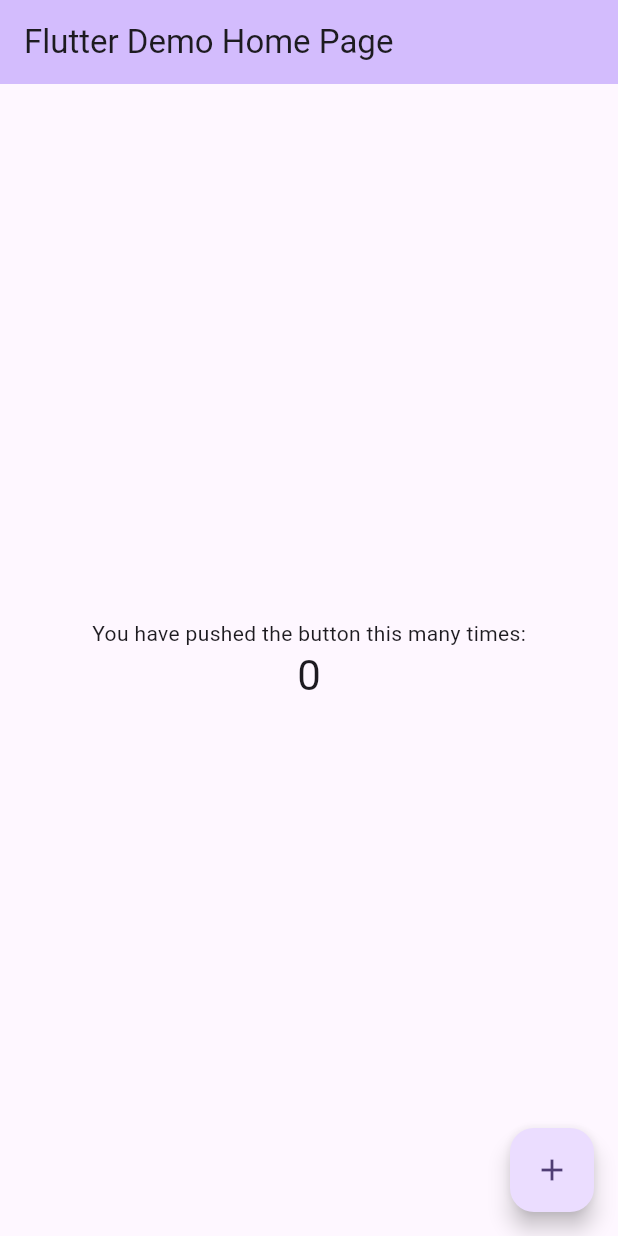
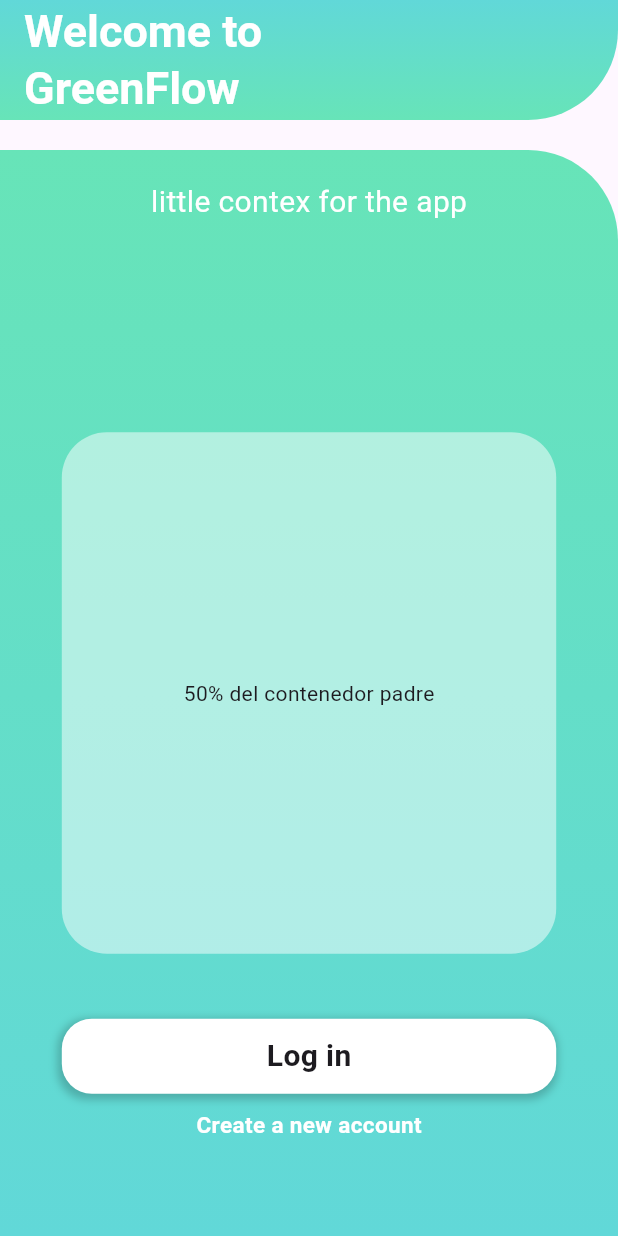
Before and after one commit to DanielSupe/Green-Flow, a Flutter app: the screen it shows after launch, on a phone screen of 412 x 824 dp. Run offline on Flutter 3.47's test engine with Material 3 defaults, Android fonts, the phone set to English and light mode, and no system bars; our stand-ins replace go_router.

Commit message:
initial page

```diff
--- /dev/null
+++ b/lib/constants/theme.dart
@@ -0,0 +1,15 @@
+import 'package:flutter/material.dart';
+
+const LinearGradient kPrimaryGradient = LinearGradient(
+  colors: [Color(0xFF61D8D8), Color(0xFF67E4B8)], // 🎨 Definir colores
+  begin: Alignment.topCenter, // 📌 Inicia en la parte superior
+  end: Alignment.bottomCenter, // 📌 Termina en la parte inferior
+);
+
+const LinearGradient kPrimaryGradientBody= LinearGradient(
+  colors: [Color(0xFF67E4B8), Color(0xFF61D8D8)], // 🔄 Colores invertidos
+  begin: Alignment.topCenter, // 📌 Inicia en la parte superior
+  end: Alignment.bottomCenter, // 📌 Termina en la parte inferior
+);
+
+const Color primaryColor = Color(0xFF67E4B9);
--- a/lib/main.dart
+++ b/lib/main.dart
@@ -1,4 +1,5 @@
 import 'package:flutter/material.dart';
+import 'package:greenflow/routes/all_routes.dart';
 
 void main() {
   runApp(const MyApp());
@@ -7,116 +8,15 @@ void main() {
 class MyApp extends StatelessWidget {
   const MyApp({super.key});
 
-  // This widget is the root of your application.
   @override
   Widget build(BuildContext context) {
-    return MaterialApp(
-      title: 'Flutter Demo',
+    return MaterialApp.router(
+      debugShowCheckedModeBanner: false, // Oculta la marca de debug
+      title: 'GreenFlow',
+      routerConfig: routes,
       theme: ThemeData(
-        // This is the theme of your application.
-        //
-        // TRY THIS: Try running your application with "flutter run". You'll see
-        // the application has a purple toolbar. Then, without quitting the app,
-        // try changing the seedColor in the colorScheme below to Colors.green
-        // and then invoke "hot reload" (save your changes or press the "hot
-        // reload" button in a Flutter-supported IDE, or press "r" if you used
-        // the command line to start the app).
-        //
-        // Notice that the counter didn't reset back to zero; the application
-        // state is not lost during the reload. To reset the state, use hot
-        // restart instead.
-        //
-        // This works for code too, not just values: Most code changes can be
-        // tested with just a hot reload.
-        colorScheme: ColorScheme.fromSeed(seedColor: Colors.deepPurple),
+        primarySwatch: Colors.blue,
       ),
-      home: const MyHomePage(title: 'Flutter Demo Home Page'),
     );
   }
 }
-
-class MyHomePage extends StatefulWidget {
-  const MyHomePage({super.key, required this.title});
-
-  // This widget is the home page of your application. It is stateful, meaning
-  // that it has a State object (defined below) that contains fields that affect
-  // how it looks.
-
-  // This class is the configuration for the state. It holds the values (in this
-  // case the title) provided by the parent (in this case the App widget) and
-  // used by the build method of the State. Fields in a Widget subclass are
-  // always marked "final".
-
-  final String title;
-
-  @override
-  State<MyHomePage> createState() => _MyHomePageState();
-}
-
-class _MyHomePageState extends State<MyHomePage> {
-  int _counter = 0;
-
-  void _incrementCounter() {
-    setState(() {
-      // This call to setState tells the Flutter framework that something has
-      // changed in this State, which causes it to rerun the build method below
-      // so that the display can reflect the updated values. If we changed
-      // _counter without calling setState(), then the build method would not be
-      // called again, and so nothing would appear to happen.
-      _counter++;
-    });
-  }
-
-  @override
-  Widget build(BuildContext context) {
-    // This method is rerun every time setState is called, for instance as done
-    // by the _incrementCounter method above.
-    //
-    // The Flutter framework has been optimized to make rerunning build methods
-    // fast, so that you can just rebuild anything that needs updating rather
-    // than having to individually change instances of widgets.
-    return Scaffold(
-      appBar: AppBar(
-        // TRY THIS: Try changing the color here to a specific color (to
-        // Colors.amber, perhaps?) and trigger a hot reload to see the AppBar
-        // change color while the other colors stay the same.
-        backgroundColor: Theme.of(context).colorScheme.inversePrimary,
-        // Here we take the value from the MyHomePage object that was created by
-        // the App.build method, and use it to set our appbar title.
-        title: Text(widget.title),
-      ),
-      body: Center(
-        // Center is a layout widget. It takes a single child and positions it
-        // in the middle of the parent.
-        child: Column(
-          // Column is also a layout widget. It takes a list of children and
-          // arranges them vertically. By default, it sizes itself to fit its
-          // children horizontally, and tries to be as tall as its parent.
-          //
-          // Column has various properties to control how it sizes itself and
-          // how it positions its children. Here we use mainAxisAlignment to
-          // center the children vertically; the main axis here is the vertical
-          // axis because Columns are vertical (the cross axis would be
-          // horizontal).
-          //
-          // TRY THIS: Invoke "debug painting" (choose the "Toggle Debug Paint"
-          // action in the IDE, or press "p" in the console), to see the
-          // wireframe for each widget.
-          mainAxisAlignment: MainAxisAlignment.center,
-          children: <Widget>[
-            const Text('You have pushed the button this many times:'),
-            Text(
-              '$_counter',
-              style: Theme.of(context).textTheme.headlineMedium,
-            ),
-          ],
-        ),
-      ),
-      floatingActionButton: FloatingActionButton(
-        onPressed: _incrementCounter,
-        tooltip: 'Increment',
-        child: const Icon(Icons.add),
-      ), // This trailing comma makes auto-formatting nicer for build methods.
-    );
-  }
-}
--- /dev/null
+++ b/lib/presentation/Screens/HomeScreen.dart
@@ -0,0 +1,97 @@
+import 'package:flutter/material.dart';
+import 'package:go_router/go_router.dart';
+import 'package:greenflow/constants/theme.dart';
+import 'package:greenflow/presentation/Widgets/AppBar.dart';
+
+class Homescreen extends StatelessWidget {
+  const Homescreen({super.key});
+
+  @override
+  Widget build(BuildContext context) {
+    return Scaffold(
+      appBar: AppBarGreenFlow(title: "Welcome to \nGreenFlow"),
+      body: Container(
+        width: double.infinity,
+        margin: EdgeInsets.only(top: 20),
+        decoration: BoxDecoration(
+          gradient: kPrimaryGradientBody,
+          borderRadius: BorderRadius.only(topRight: Radius.circular(60)),
+        ),
+        child: Column(
+          children: [
+            Expanded(child: Container(margin: EdgeInsets.only(top: 20),child: Text("little contex for the app", style: TextStyle(color: Colors.white, fontSize: 20),))),
+            Expanded(
+              flex: 3,
+              child: Container(
+                alignment: Alignment.center,
+                width: double.infinity,
+                // decoration: BoxDecoration(border: Border.all(width: 2)), //-----------BORDER PARA DEBUG--------------------
+                child: FractionallySizedBox(
+                  heightFactor: 0.8, // 🔹 50% de la altura del padre
+                  widthFactor: 0.8, // 🔹 100% del ancho del padre
+                  child: Container(
+                    decoration: BoxDecoration(color: Colors.white.withOpacity(0.5), borderRadius: BorderRadius.all(Radius.circular(30))),
+                    child: Center(child: Text("50% del contenedor padre")),
+                  ),
+                ),
+              ),
+            ),
+            Expanded(
+              child: Column(
+                children: [
+                  GestureDetector(
+                    onTap: () {
+                      context.push("/login");
+                    },
+                    child: Container(
+                      alignment: Alignment.center,
+                      width: MediaQuery.of(context).size.width * 0.8,
+                      height: 50,
+                      decoration: BoxDecoration(
+                        color: Colors.white,
+                        borderRadius: BorderRadius.all(Radius.circular(20)),
+                        boxShadow: [
+                          BoxShadow(
+                            color: Colors.black.withOpacity(
+                              0.2,
+                            ), // 🔹 Color de la sombra con transparencia
+                            blurRadius: 4, // 🔹 Difuminado
+                            spreadRadius: 2, // 🔹 Expansión
+                            offset: Offset(-1, 2), // 🔹 Desplazamiento en X e Y
+                          ),
+                        ],
+                      ),
+                      child: Text(
+                        "Log in",
+                        style: TextStyle(
+                          fontWeight: FontWeight.bold,
+                          fontSize: 20,
+                        ),
+                      ),
+                    ),
+                  ),
+                  GestureDetector(
+                    onTap: () {
+                      context.push("/register");
+                    },
+                    child: Container(
+                      margin: EdgeInsets.only(top: 10),
+                      child: Text(
+                        "Create a new account",
+                        style: TextStyle(
+                          color: Colors.white,
+                          fontWeight: FontWeight.bold,
+                          fontSize: 15,
+                        ),
+                      ),
+                    ),
+                  ),
+                ],
+              ),
+            ),
+          ],
+        ),
+      ),
+    );
+  }
+}
--- /dev/null
+++ b/lib/presentation/Screens/LoginScreen.dart
@@ -0,0 +1,19 @@
+import 'package:flutter/material.dart';
+import 'package:greenflow/constants/theme.dart';
+import 'package:greenflow/presentation/Widgets/HeagerPage.dart';
+
+class Loginscreen extends StatelessWidget {
+  const Loginscreen({super.key});
+
+  @override
+  Widget build(BuildContext context) {
+    return Scaffold(
+      body: Column(
+        children: [
+          HeaderPage(text: "Login",),
+          Expanded(child: Container(decoration: BoxDecoration(color: primaryColor, borderRadius: BorderRadius.only(topRight: Radius.circular(90)),)))
+        ],
+      ),
+    );
+  }
+}
--- /dev/null
+++ b/lib/presentation/Screens/RegisterScreen.dart
@@ -0,0 +1,19 @@
+import 'package:flutter/material.dart';
+import 'package:greenflow/constants/theme.dart';
+import 'package:greenflow/presentation/Widgets/HeagerPage.dart';
+
+class Registerscreen extends StatelessWidget {
+  const Registerscreen({super.key});
+
+  @override
+  Widget build(BuildContext context) {
+    return Scaffold(
+      body: Column(
+        children: [
+          HeaderPage(text: "Register",),
+          Expanded(child: Container(decoration: BoxDecoration(color: primaryColor, borderRadius: BorderRadius.only(topRight: Radius.circular(90)),)))
+        ],
+      )
+    );
+  }
+}
--- /dev/null
+++ b/lib/presentation/Widgets/AppBar.dart
@@ -0,0 +1,45 @@
+import 'package:flutter/material.dart';
+import 'package:greenflow/constants/theme.dart';
+
+class AppBarGreenFlow extends StatelessWidget implements PreferredSizeWidget { // 🔥 Implementa PreferredSizeWidget
+  final String title;
+
+  const AppBarGreenFlow({super.key, required this.title});
+
+
+
+  @override
+  Widget build(BuildContext context) {
+    return AppBar(
+      title: FittedBox(
+        fit: BoxFit.scaleDown, // 📌 Reduce el tamaño si es necesario
+        child: Center(
+          child: Text(
+            title,
+            style: TextStyle(
+              color: Colors.white,
+              fontSize: 30,
+              fontWeight: FontWeight.bold
+            ),
+          ),
+        ),
+      ),
+      toolbarHeight: 80,
+      flexibleSpace: Container(
+        decoration: BoxDecoration(
+          gradient: kPrimaryGradient,
+          borderRadius: BorderRadius.only(bottomRight: Radius.circular(60)),
+        ),
+      ),
+      shape: RoundedRectangleBorder(
+        borderRadius: BorderRadius.vertical(
+          bottom: Radius.circular(30), // 📌 Bordes redondeados
+        ),
+      ),
+    );
+  }
+
+  // ✅ Definir el tamaño preferido
+  @override
+  Size get preferredSize => const Size.fromHeight(80); // 📌 Coincide con toolbarHeight
+}
--- /dev/null
+++ b/lib/presentation/Widgets/HeagerPage.dart
@@ -0,0 +1,38 @@
+import 'package:flutter/material.dart';
+import 'package:greenflow/constants/theme.dart';
+
+
+class HeaderPage extends StatelessWidget {
+  final String text;
+  const HeaderPage({super.key, required this.text});
+
+  @override
+  Widget build(BuildContext context) {
+    return Container(
+            margin: EdgeInsets.only(bottom: 30),
+            alignment: Alignment.bottomRight,
+            width: double.infinity,
+            height: 160,
+            // decoration: BoxDecoration(border: Border.all(width: 2)), //------border------
+            child: Container(
+              height: 75,
+              width: MediaQuery.of(context).size.width * 0.7,
+              decoration: BoxDecoration(color: primaryColor, borderRadius: BorderRadius.only(topLeft: Radius.circular(50),bottomLeft: Radius.circular(50))),
+              child:  FittedBox(
+        fit: BoxFit.scaleDown, // 📌 Reduce el tamaño si es necesario
+                child: Center(
+                  child: Text(
+                      text
+                    ,
+                    style: TextStyle(
+                      color: Colors.white,
+                      fontSize: 30,
+                      fontWeight: FontWeight.bold
+                    ),
+                  ),
+                ),
+              ),
+            ),
+          );
+  }
+}
--- /dev/null
+++ b/lib/routes/all_routes.dart
@@ -0,0 +1,63 @@
+import 'package:flutter/material.dart';
+import 'package:go_router/go_router.dart';
+import 'package:greenflow/presentation/Screens/HomeScreen.dart';
+import 'package:greenflow/presentation/Screens/LoginScreen.dart';
+import 'package:greenflow/presentation/Screens/RegisterScreen.dart';
+
+
+final GoRouter routes = GoRouter(
+  routes: [
+
+
+    GoRoute(
+  path: '/',
+  pageBuilder: (context, state) => CustomTransitionPage(
+    child: Homescreen(),
+    transitionsBuilder: (context, animation, secondaryAnimation, child) {
+      return SlideTransition(
+        position: Tween<Offset>(
+          begin: Offset(0.0, 0.3), // 📌 Comienza desde abajo
+          end: Offset.zero, // 📌 Llega a su posición normal
+        ).animate(CurvedAnimation(
+          parent: animation,
+          curve: Curves.easeOutExpo, // 📌 Hace que la animación sea más natural
+        )),
+        child: ScaleTransition(
+          scale: Tween<double>(
+            begin: 0.9, // 📌 Inicia un poco más pequeño
+            end: 1.0, // 📌 Llega a su tamaño normal
+          ).animate(CurvedAnimation(
+            parent: animation,
+            curve: Curves.easeOutExpo, // 📌 Suaviza la entrada
+          )),
+          child: FadeTransition(
+            opacity: animation, // 📌 Agrega un desvanecimiento
+            child: child,
+          ),
+        ),
+      );
+    },
+  ),
+),
+
+
+
+
+
+    GoRoute(
+      path: '/login',
+      builder: (context, state) => Loginscreen(),
+    ),
+    GoRoute(
+      path: '/register',
+      builder: (context, state) => Registerscreen(),
+    ),
+    // GoRoute(
+    //   path: '/product/:id', // Ruta dinámica con ID
+    //   builder: (context, state) {
+    //     final String productId = state.pathParameters['id'] ?? '0';
+    //     return ProductScreen(productId: productId);
+    //   },
+    // ),
+  ],
+);
--- a/pubspec.yaml
+++ b/pubspec.yaml
@@ -34,6 +34,7 @@ dependencies:
   # The following adds the Cupertino Icons font to your application.
   # Use with the CupertinoIcons class for iOS style icons.
   cupertino_icons: ^1.0.8
+  go_router: ^14.8.1
 
 dev_dependencies:
   flutter_test:
```
Also changed, not shown: pubspec.lock.
